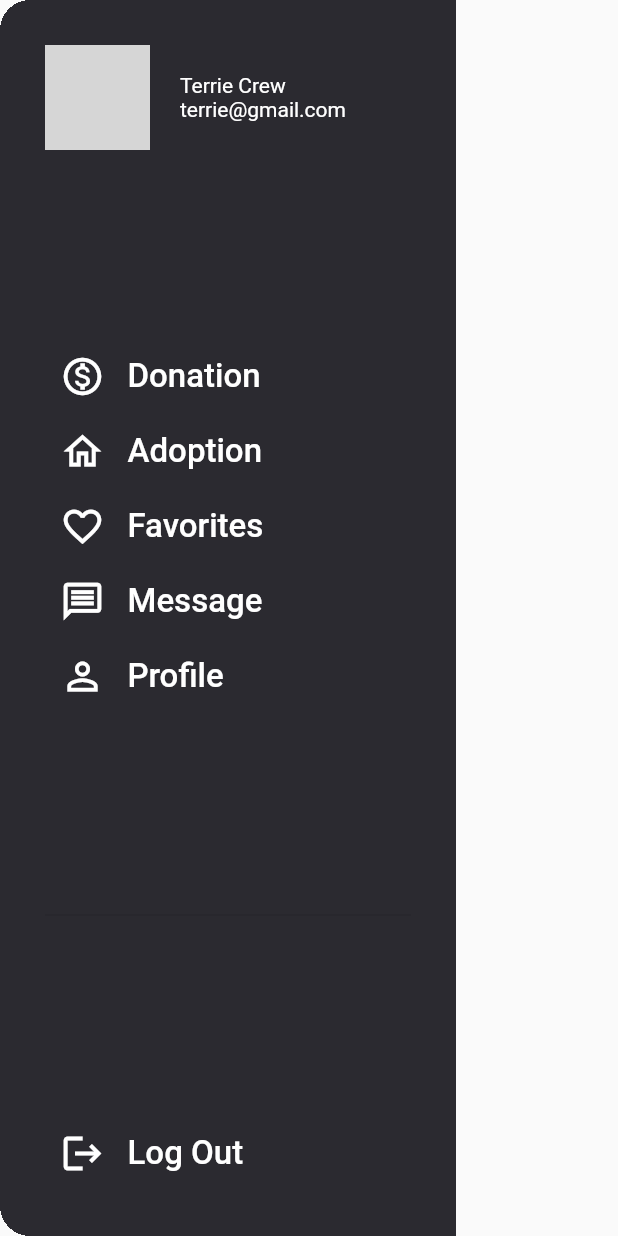
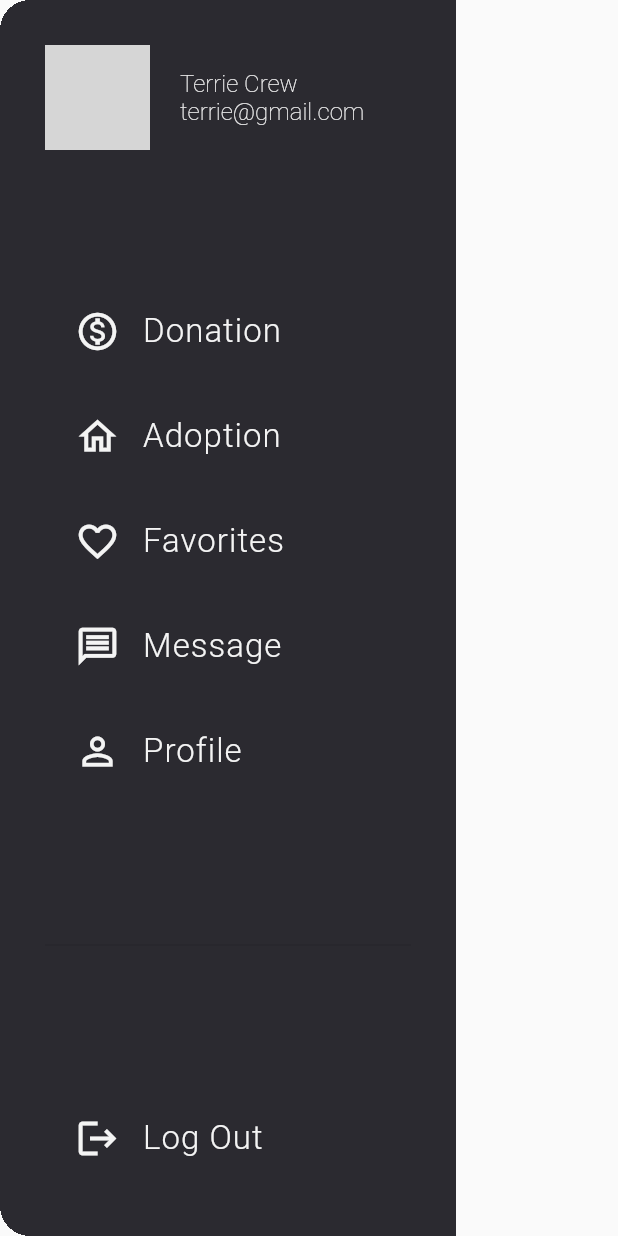
Before and after one commit to alejandro-venegas/petapp, a Flutter app: the MainDrawer widget shown alone on an empty page, opened directly, on a phone screen of 412 x 824 dp. Run offline on Flutter 3.47's test engine with Material 2 defaults, Android fonts, the phone set to English and light mode, and no system bars; network calls fail; statements that could not run were skipped; grey boxes are pictures that could not be loaded.

Commit message:
Improve drawer style

```diff
--- a/lib/widgets/main_drawer.dart
+++ b/lib/widgets/main_drawer.dart
@@ -11,7 +11,16 @@ class MainDrawer extends StatelessWidget {
         textTheme: TextTheme(
           // headline1: TextStyle(color: Colors.white, fontSize: 19),
           // headline6: TextStyle(color: Colors.white, fontSize: 19),
-          bodyText1: TextStyle(color: Colors.white, fontSize: 22),
+          bodyText1: TextStyle(
+              color: Color(0xFFF4F4F4),
+              fontSize: 22,
+              fontWeight: FontWeight.w300,
+              letterSpacing: 0.7),
+          bodyText2: TextStyle(
+            color: Color(0xFFF4F4F4),
+            fontSize: 16,
+            fontWeight: FontWeight.w200,
+          ),
         ),
       ),
       child: ClipRRect(
@@ -47,9 +56,12 @@ class MainDrawer extends StatelessWidget {
                           children: [
                             Text(
                               'Terrie Crew',
-                              softWrap: true,
+                              // style: Theme.of(context).textTheme.bodyText2,
                             ),
-                            Text('terrie@gmail.com'),
+                            Text(
+                              'terrie@gmail.com',
+                              // style: Theme.of(context).textTheme.bodyText2,
+                            ),
                           ],
                         ),
                       )
--- a/lib/widgets/main_drawer_nav_item.dart
+++ b/lib/widgets/main_drawer_nav_item.dart
@@ -10,7 +10,7 @@ class MainDrawerNavItem extends StatelessWidget {
   @override
   Widget build(BuildContext context) {
     return Padding(
-      padding: const EdgeInsets.all(10.0),
+      padding: const EdgeInsets.all(20.0),
       child: GestureDetector(
         onTap: onTap,
         child: Row(
@@ -18,7 +18,7 @@ class MainDrawerNavItem extends StatelessWidget {
           children: [
             Icon(
               icon,
-              color: Colors.white,
+              color: Color(0xFFF4F4F4),
               size: 30,
             ),
             SizedBox(
```
